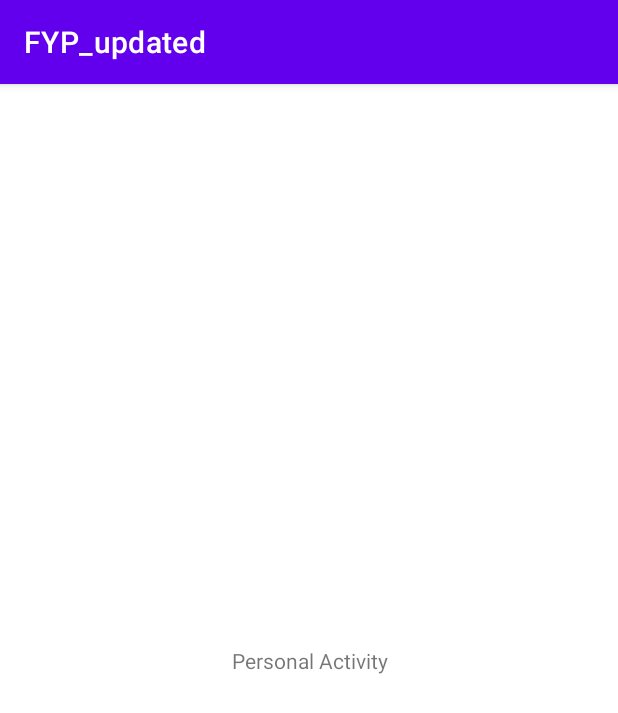
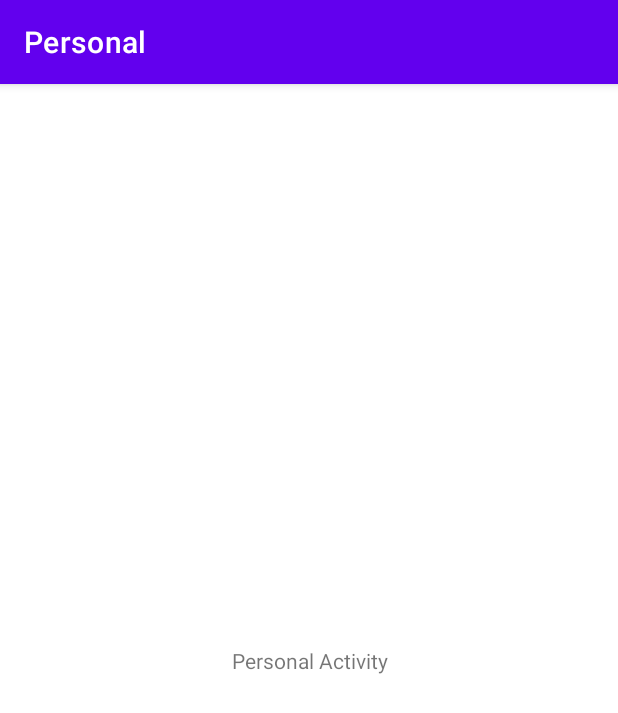
Before and after one commit to seanknox0/FYP_updated, an Android app: the PersonalActivity screen opened directly, with no data from a screen before it, on a phone screen of 412 x 824 dp. Shown: the top 713 px of the screen. Run offline under Robolectric (Android 15) with nearby library versions, the phone set to English and light mode, and no system bars; our stand-ins replace navigation-ui.

Commit message:
Menu functioning and navigating to fragments and activitys accordingly. UI problems fixed. Personal section is WIP.

```diff
--- a/app/src/main/AndroidManifest.xml
+++ b/app/src/main/AndroidManifest.xml
@@ -26,7 +26,10 @@
         </activity>
 
         <activity android:name=".MainActivity"
-            android:exported="true"/>
+            android:label="@string/title_activity_drawer"
+            android:theme="@style/Theme.FYP_updated.NoActionBar"
+            android:exported="true">
+        </activity>
     </application>
 
 </manifest>
--- a/app/src/main/java/ie/wit/fyp_updated/ui/learning/LearningViewModel.kt
+++ b/app/src/main/java/ie/wit/fyp_updated/ui/learning/LearningViewModel.kt
@@ -7,7 +7,7 @@ import androidx.lifecycle.ViewModel
 class LearningViewModel : ViewModel() {
 
     private val _text = MutableLiveData<String>().apply {
-        value = "This is slideshow Fragment"
+        value = "This is Learning Fragment"
     }
     val text: LiveData<String> = _text
 }
--- a/app/src/main/java/ie/wit/fyp_updated/ui/personal/PersonalActivity.kt
+++ b/app/src/main/java/ie/wit/fyp_updated/ui/personal/PersonalActivity.kt
@@ -2,11 +2,28 @@ package ie.wit.fyp_updated.ui.personal
 
 import androidx.appcompat.app.AppCompatActivity
 import android.os.Bundle
+import androidx.appcompat.app.ActionBar
+import androidx.navigation.ui.AppBarConfiguration
 import ie.wit.fyp_updated.R
+import ie.wit.fyp_updated.databinding.ActivityAccountBinding
+import ie.wit.fyp_updated.databinding.ActivityMainBinding
+import ie.wit.fyp_updated.databinding.ActivityPersonalBinding
 
 class PersonalActivity : AppCompatActivity() {
+
+    private lateinit var appBarConfiguration: AppBarConfiguration
+    private lateinit var binding: ActivityPersonalBinding
+
+    //ActionBar
+    private lateinit var actionBar: ActionBar
+
     override fun onCreate(savedInstanceState: Bundle?) {
         super.onCreate(savedInstanceState)
-        setContentView(R.layout.activity_personal)
+        binding = ActivityPersonalBinding.inflate(layoutInflater)
+        setContentView(binding.root)
+
+        //Configure ActionBar
+        actionBar = supportActionBar!!
+        actionBar.title = "Personal"
     }
 }
--- a/app/src/main/res/values/strings.xml
+++ b/app/src/main/res/values/strings.xml
@@ -3,6 +3,7 @@
     <string name="navigation_drawer_open">Open navigation drawer</string>
     <string name="navigation_drawer_close">Close navigation drawer</string>
     <string name="nav_header_title">Mental Health Resource Allocator</string>
+    <string name="title_activity_drawer">MainActivity</string>
     <string name="nav_header_subtitle">At Your Service!</string>
     <string name="nav_header_desc">Navigation header</string>
     <string name="action_settings">Settings</string>
```
Also changed, not shown: 1 other file.
